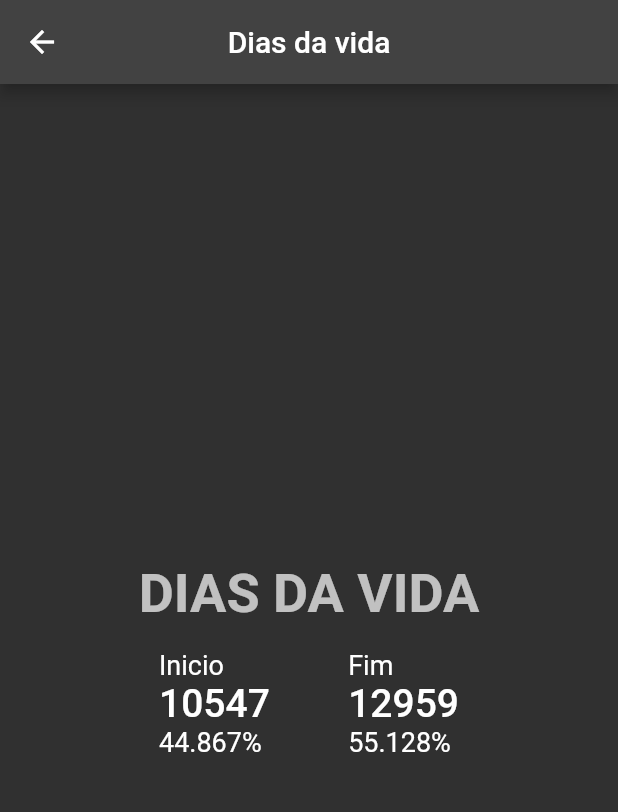
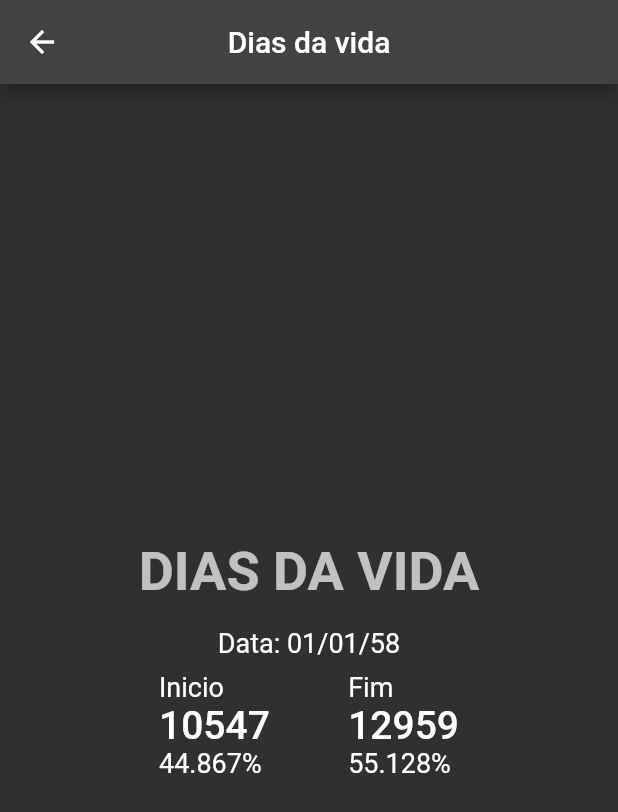
Before and after one commit to leandrorochaadm/deadline-flutter, a Flutter app: the LifePage screen opened by its route, on a phone screen of 412 x 824 dp. Shown: the top 812 px of the screen. Run offline on Flutter 3.47's test engine with Material 2 defaults, Android fonts, the phone set to English and light mode, and no system bars.

Commit message:
feat(LifePage) dateEndLifeStr

```diff
--- a/lib/ui/pages/life/life_controller.dart
+++ b/lib/ui/pages/life/life_controller.dart
@@ -1,6 +1,12 @@
+import 'package:intl/intl.dart';
+
 class LifeController {
   DateTime dateEndLife = DateTime(2058);
   DateTime dateStartLife = DateTime(1993, 8, 22, 23, 30);
+
+  String dateEndLifeStr() {
+    return DateFormat('dd/MM/yy').format(dateEndLife);
+  }
 
   int missingDaysEndLife() {
     return dateEndLife.difference(DateTime.now()).inDays;
--- a/lib/ui/pages/life/life_page.dart
+++ b/lib/ui/pages/life/life_page.dart
@@ -18,6 +18,11 @@ class LifePage extends StatelessWidget {
           children: [
             Text('DIAS DA VIDA', style: Theme.of(context).textTheme.headline1),
             const SizedBox(height: 16),
+            Text(
+              'Data: ${controller.dateEndLifeStr()}',
+              style: Theme.of(context).textTheme.bodyText2,
+            ),
+            const SizedBox(height: 8),
             SizedBox(
               width: 200,
               child: Row(
```
